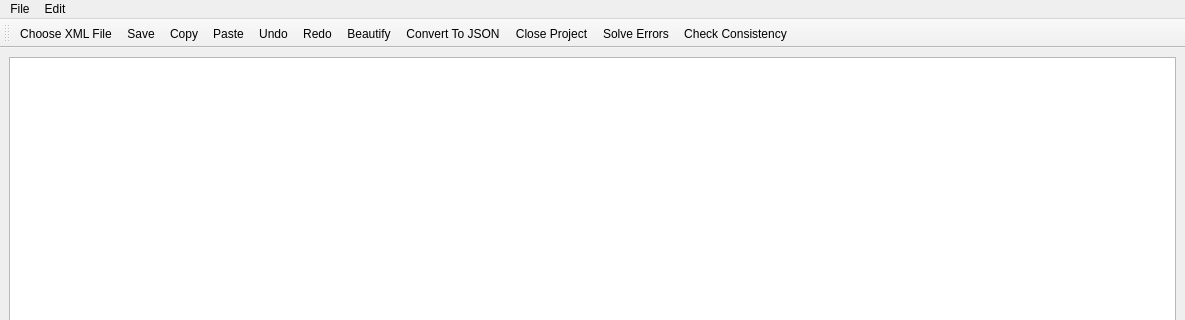
Qt form mainwindow.ui (nabil-rady/XML-Editor) before a commit; both pictures show x 0 to 1185 and y 0 to 320 of the 1185 by 637 pixel window.
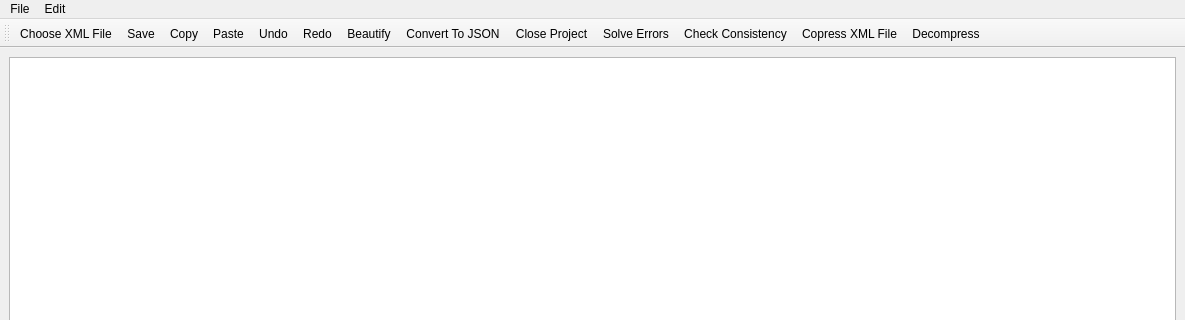
The same form after that commit. Icons and pictures are not drawn.

```diff
--- a/mainwindow.ui
+++ b/mainwindow.ui
@@ -84,6 +84,8 @@
    <addaction name="actionQuit"/>
    <addaction name="actionSolve_Errors"/>
    <addaction name="actionCheck_Consistency"/>
+   <addaction name="actionCopress_XML_File"/>
+   <addaction name="actionDecompress"/>
   </widget>
   <action name="actionQuit">
    <property name="icon">
```
Left out of the diff: 14 changed lines with no effect on the pictures.
